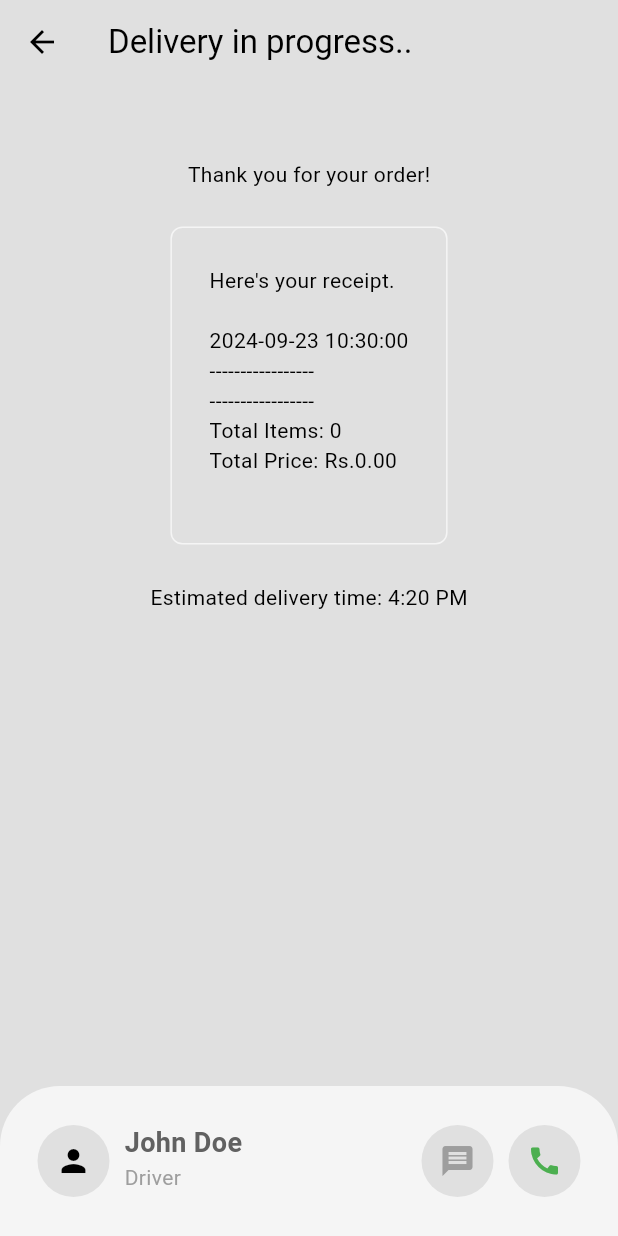
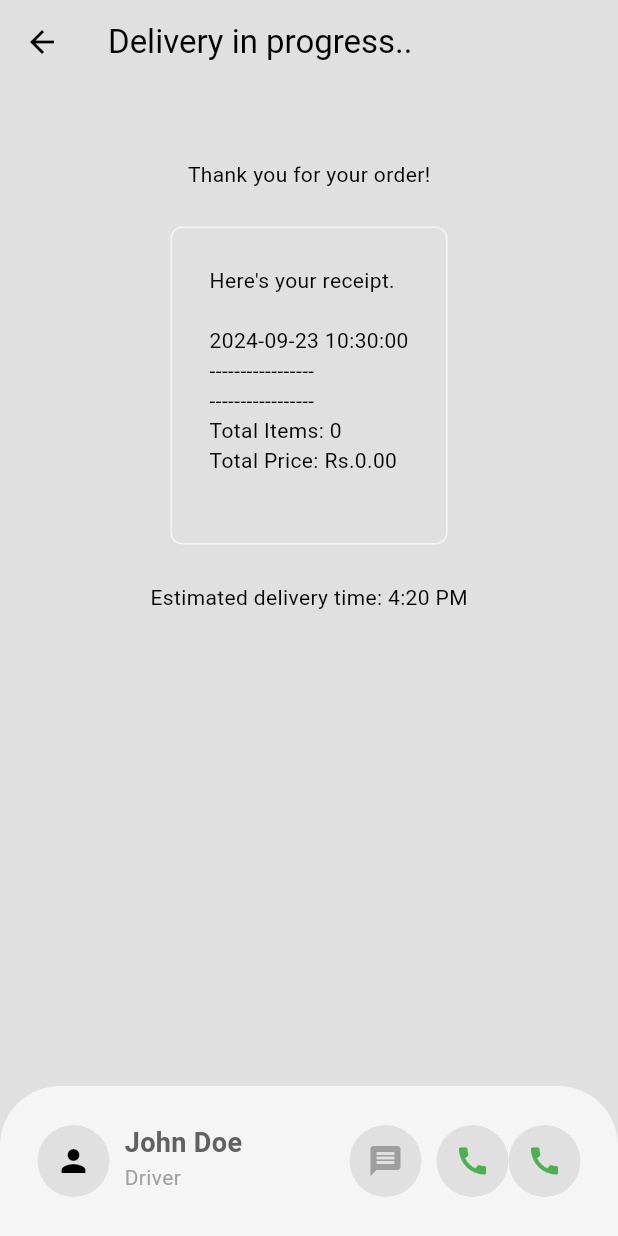
Before and after one commit to iAmitJambhulkar/Cuisine-Quest--food-delivery-app, a Flutter app: the DeliveryProgressPage screen opened directly, on a phone screen of 412 x 824 dp. Run offline on Flutter 3.47's test engine with Material 3 defaults, Android fonts, the light colour scheme and no system bars; our stand-ins replace flutter_credit_card.

Commit message:
Update delivery_progress_page.dart

```diff
--- a/lib/pages/delivery_progress_page.dart
+++ b/lib/pages/delivery_progress_page.dart
@@ -97,6 +97,17 @@ class DeliveryProgressPage extends StatelessWidget {
                     color: Colors.green,
                   ),
                 ),
+                Container(
+                  decoration: BoxDecoration(
+                    color: Theme.of(context).colorScheme.surface,
+                    shape: BoxShape.circle,
+                  ),
+                  child: IconButton(
+                    onPressed: () {},
+                    icon: const Icon(Icons.call),
+                    color: Colors.green,
+                  ),
+                ),
               ],
             ),
           ],
```
